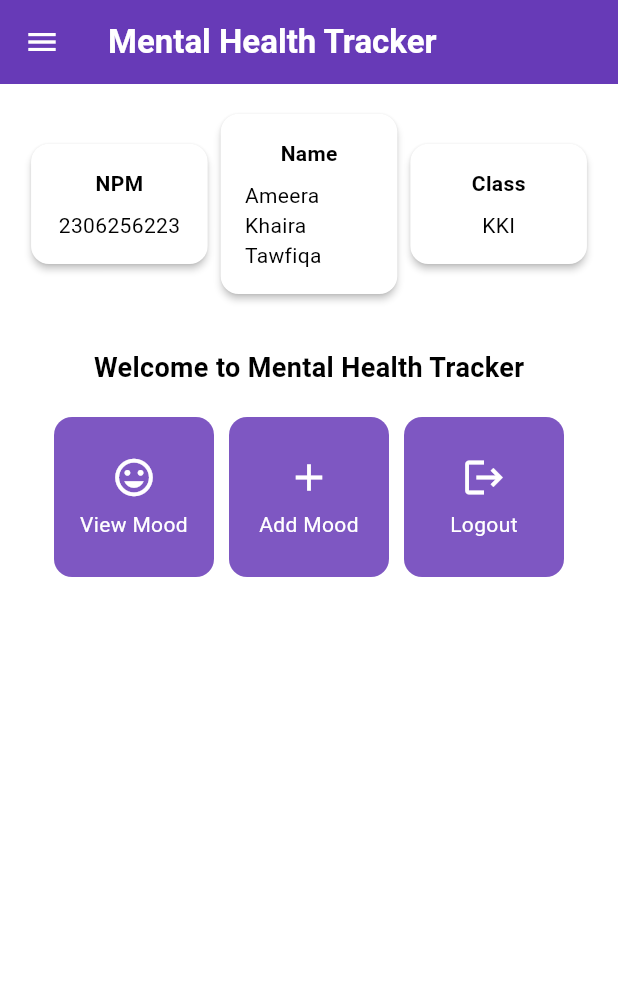
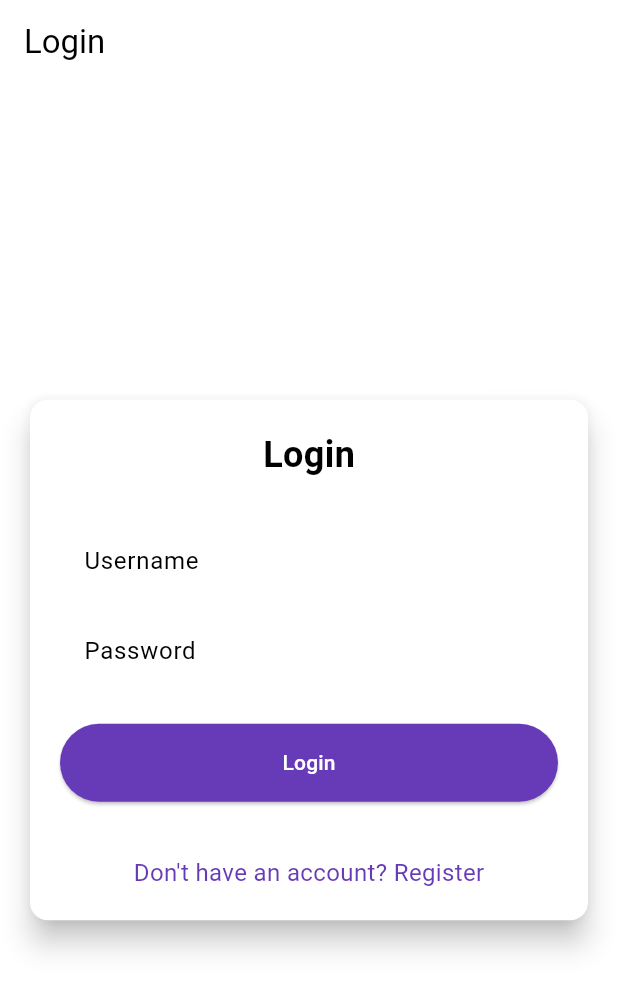
Before and after one commit to AmeeraKT/mental-health-tracker-mobile, a Flutter app: the screen it shows after launch, on a phone screen of 412 x 824 dp. Shown: the top 991 px of the screen. Run offline on Flutter 3.47's test engine with Material 3 defaults, Android fonts, the phone set to English and light mode, and no system bars; missing offline and left inert: pbp_django_auth.

Commit message:
Completed Tutorial 8

```diff
--- a/lib/main.dart
+++ b/lib/main.dart
@@ -1,5 +1,7 @@
 import 'package:flutter/material.dart';
-import 'package:mental_health_tracker/screens/menu.dart';
+import 'package:pbp_django_auth/pbp_django_auth.dart';
+import 'package:mental_health_tracker/screens/login.dart';
+import 'package:provider/provider.dart';
 
 void main() {
   runApp(const MyApp());
@@ -11,7 +13,14 @@ class MyApp extends StatelessWidget {
   // This widget is the root of your application.
   @override
   Widget build(BuildContext context) {
-    return MaterialApp(
+
+    return Provider(
+      create: (_) {
+        CookieRequest request = CookieRequest();
+        return request;
+      },
+
+      child: MaterialApp(
         title: 'Flutter Demo',
         theme: ThemeData(
           // This is the theme of your application.
@@ -34,7 +43,8 @@ class MyApp extends StatelessWidget {
           ).copyWith(secondary: Colors.deepPurple[400]),
           useMaterial3: true,
         ),
-      home: MyHomePage(),
+        home: const LoginPage(),
+      )
     );
   }
 }
--- /dev/null
+++ b/lib/screens/login.dart
@@ -0,0 +1,182 @@
+import 'package:flutter/material.dart';
+import 'package:pbp_django_auth/pbp_django_auth.dart';
+import 'package:provider/provider.dart';
+import 'package:mental_health_tracker/screens/menu.dart';
+import 'package:mental_health_tracker/screens/register.dart';
+
+
+void main() {
+  runApp(const LoginApp());
+}
+
+class LoginApp extends StatelessWidget {
+  const LoginApp({super.key});
+
+  @override
+  Widget build(BuildContext context) {
+    return MaterialApp(
+      title: 'Login',
+      theme: ThemeData(
+        useMaterial3: true,
+        colorScheme: ColorScheme.fromSwatch(
+          primarySwatch: Colors.deepPurple,
+        ).copyWith(secondary: Colors.deepPurple[400]),
+      ),
+      home: const LoginPage(),
+    );
+  }
+}
+
+class LoginPage extends StatefulWidget {
+  const LoginPage({super.key});
+
+  @override
+  State<LoginPage> createState() => _LoginPageState();
+}
+
+class _LoginPageState extends State<LoginPage> {
+  final TextEditingController _usernameController = TextEditingController();
+  final TextEditingController _passwordController = TextEditingController();
+
+  @override
+  Widget build(BuildContext context) {
+    final request = context.watch<CookieRequest>();
+
+    return Scaffold(
+      appBar: AppBar(
+        title: const Text('Login'),
+      ),
+      body: Center(
+        child: SingleChildScrollView(
+          padding: const EdgeInsets.all(16.0),
+          child: Card(
+            elevation: 8,
+            shape: RoundedRectangleBorder(
+              borderRadius: BorderRadius.circular(12.0),
+            ),
+            child: Padding(
+              padding: const EdgeInsets.all(20.0),
+              child: Column(
+                mainAxisSize: MainAxisSize.min,
+                children: [
+                  const Text(
+                    'Login',
+                    style: TextStyle(
+                      fontSize: 24.0,
+                      fontWeight: FontWeight.bold,
+                    ),
+                  ),
+                  const SizedBox(height: 30.0),
+                  TextField(
+                    controller: _usernameController,
+                    decoration: const InputDecoration(
+                      labelText: 'Username',
+                      hintText: 'Enter your username',
+                      border: OutlineInputBorder(
+                        borderRadius: BorderRadius.all(Radius.circular(12.0)),
+                      ),
+                      contentPadding:
+                          EdgeInsets.symmetric(horizontal: 12.0, vertical: 8.0),
+                    ),
+                  ),
+                  const SizedBox(height: 12.0),
+                  TextField(
+                    controller: _passwordController,
+                    decoration: const InputDecoration(
+                      labelText: 'Password',
+                      hintText: 'Enter your password',
+                      border: OutlineInputBorder(
+                        borderRadius: BorderRadius.all(Radius.circular(12.0)),
+                      ),
+                      contentPadding:
+                          EdgeInsets.symmetric(horizontal: 12.0, vertical: 8.0),
+                    ),
+                    obscureText: true,
+                  ),
+                  const SizedBox(height: 24.0),
+                  ElevatedButton(
+                    onPressed: () async {
+                      String username = _usernameController.text;
+                      String password = _passwordController.text;
+
+		  // Check credentials
+		  // Changed the URL and don't forget to add a trailing slash (/) at the end of the URL!
+		  // To connect the Android emulator to Django on localhost,
+		  // use the URL http://10.0.2.2/
+                      final response = await request
+                          .login("http://localhost:8000/auth/login/", {
+                        'username': username,
+                        'password': password,
+                      });
+
+                      if (request.loggedIn) {
+                        String message = response['message'];
+                        String uname = response['username'];
+                        if (context.mounted) {
+                          Navigator.pushReplacement(
+                            context,
+                            MaterialPageRoute(
+                                builder: (context) => MyHomePage()),
+                          );
+                          ScaffoldMessenger.of(context)
+                            ..hideCurrentSnackBar()
+                            ..showSnackBar(
+                              SnackBar(
+                                  content:
+                                      Text("$message Welcome, $uname.")),
+                            );
+                        }
+                      } else {
+                        if (context.mounted) {
+                          showDialog(
+                            context: context,
+                            builder: (context) => AlertDialog(
+                              title: const Text('Login Failed'),
+                              content: Text(response['message']),
+                              actions: [
+                                TextButton(
+                                  child: const Text('OK'),
+                                  onPressed: () {
+                                    Navigator.pop(context);
+                                  },
+                                ),
+                              ],
+                            ),
+                          );
+                        }
+                      }
+                    },
+                    style: ElevatedButton.styleFrom(
+                      foregroundColor: Colors.white,
+                      minimumSize: const Size(double.infinity, 50),
+                      backgroundColor: Theme.of(context).colorScheme.primary,
+                      padding: const EdgeInsets.symmetric(vertical: 16.0),
+                    ),
+                    child: const Text('Login'),
+                  ),
+                  const SizedBox(height: 36.0),
+                  GestureDetector(
+                    onTap: () {
+                      Navigator.push(
+                        context,
+                        MaterialPageRoute(
+                            builder: (context) => const RegisterPage()),
+                      );
+                    },
+                    child: Text(
+                      'Don\'t have an account? Register',
+                      style: TextStyle(
+                        color: Theme.of(context).colorScheme.primary,
+                        fontSize: 16.0,
+                      ),
+                    ),
+                  ),
+                ],
+              ),
+            ),
+          ),
+        ),
+      ),
+    );
+  }
+}
--- a/pubspec.yaml
+++ b/pubspec.yaml
@@ -35,6 +35,9 @@ dependencies:
   # The following adds the Cupertino Icons font to your application.
   # Use with the CupertinoIcons class for iOS style icons.
   cupertino_icons: ^1.0.8
+  provider: ^6.1.2
+  pbp_django_auth: ^0.4.0
+  http: ^1.2.2
 
 dev_dependencies:
   flutter_test:
```
Also changed, not shown: lib/models/mood_entry.dart (added, +65 -0 lines), lib/screens/list_moodentry.dart (added, +92 -0 lines), lib/screens/moodentry_form.dart (+44 -29 lines), lib/screens/register.dart (added, +166 -0 lines), lib/widgets/left_drawer.dart (+12 -0 lines), lib/widgets/mood_card.dart (+43 -2 lines), pubspec.lock, 2 other files. Lines whose indentation alone changed are shown as unchanged.
